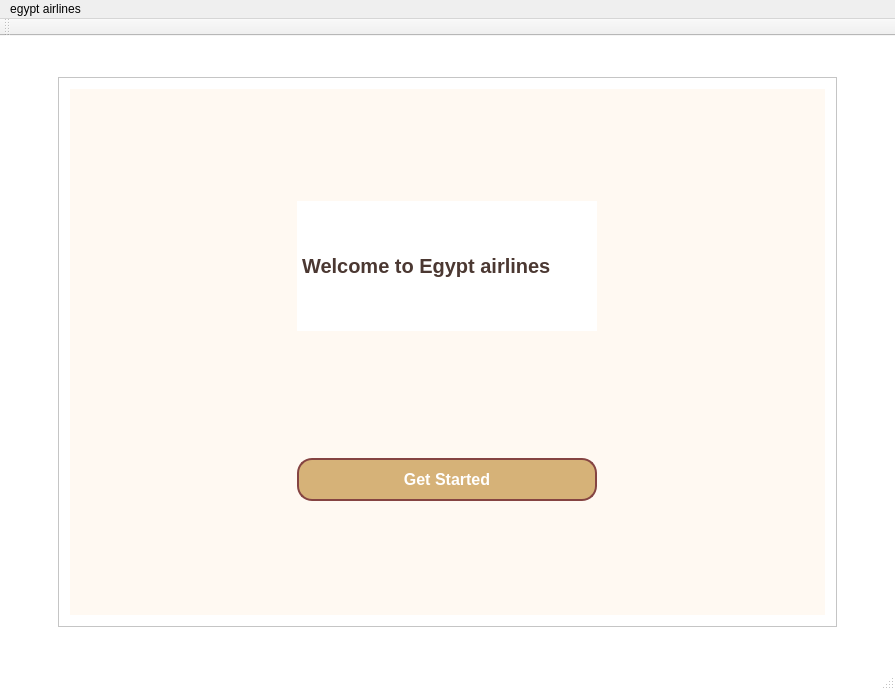
Before: the Qt Designer form s_p_project/s_p_project.ui in mohamedalaaabdalaah-lgtm/s_p_project, drawn with Qt 5.
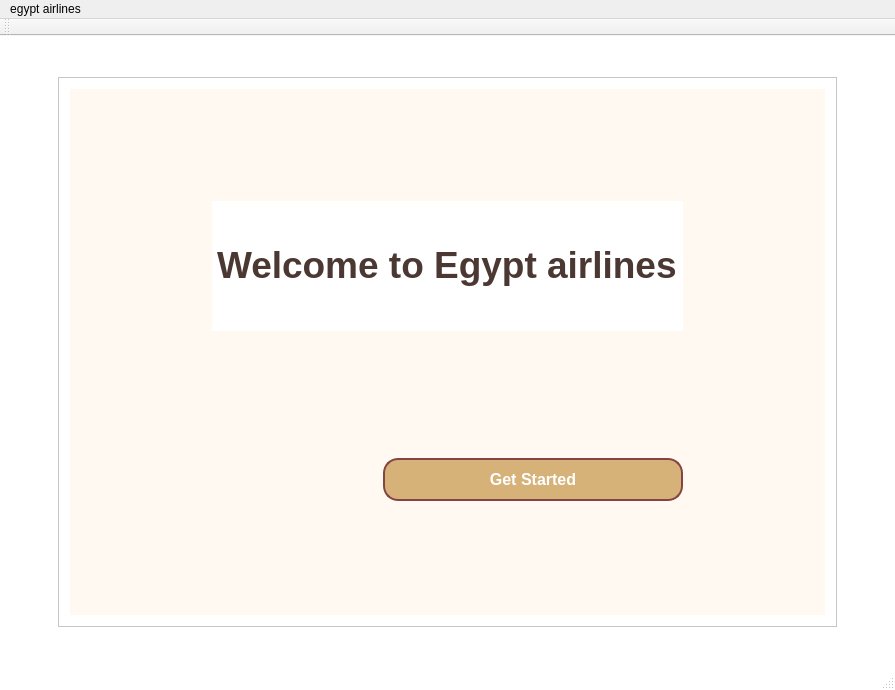
After: the same form once the commit is applied. The open tabs and pages were chosen to show the change.

Commit message: تغير بسيط في welcome page

```diff
--- a/s_p_project/s_p_project.ui
+++ b/s_p_project/s_p_project.ui
@@ -132,14 +132,36 @@
 }</string>
           </property>
           <layout class="QGridLayout" name="gridLayout_13">
+           <item row="1" column="0">
+            <widget class="QLabel" name="lbl_welcome">
+             <property name="maximumSize">
+              <size>
+               <width>500</width>
+               <height>150</height>
+              </size>
+             </property>
+             <property name="text">
+              <string>&lt;html&gt;&lt;head/&gt;&lt;body&gt;&lt;p&gt;&lt;span style=&quot; font-size:28pt;&quot;&gt;Welcome to Egypt airlines&lt;/span&gt;&lt;/p&gt;&lt;/body&gt;&lt;/html&gt;</string>
+             </property>
+            </widget>
+           </item>
            <item row="2" column="0">
             <widget class="QPushButton" name="btn_enter">
+             <property name="maximumSize">
+              <size>
+               <width>300</width>
+               <height>16777215</height>
+              </size>
+             </property>
              <property name="cursor">
               <cursorShape>PointingHandCursor</cursorShape>
              </property>
              <property name="mouseTracking">
               <bool>true</bool>
              </property>
+             <property name="layoutDirection">
+              <enum>Qt::LayoutDirection::RightToLeft</enum>
+             </property>
              <property name="styleSheet">
               <string notr="true">background-color: rgb(214, 178, 120);</string>
              </property>
@@ -148,19 +170,6 @@
              </property>
             </widget>
            </item>
-           <item row="1" column="0">
-            <widget class="QLabel" name="lbl_welcome">
-             <property name="maximumSize">
-              <size>
-               <width>300</width>
-               <height>150</height>
-              </size>
-             </property>
-             <property name="text">
-              <string>Welcome to Egypt airlines</string>
-             </property>
-            </widget>
-           </item>
           </layout>
          </widget>
          <widget class="QWidget" name="admin_or_user">
```
Left out of the diff: 2 changed lines with no effect on the pictures.
